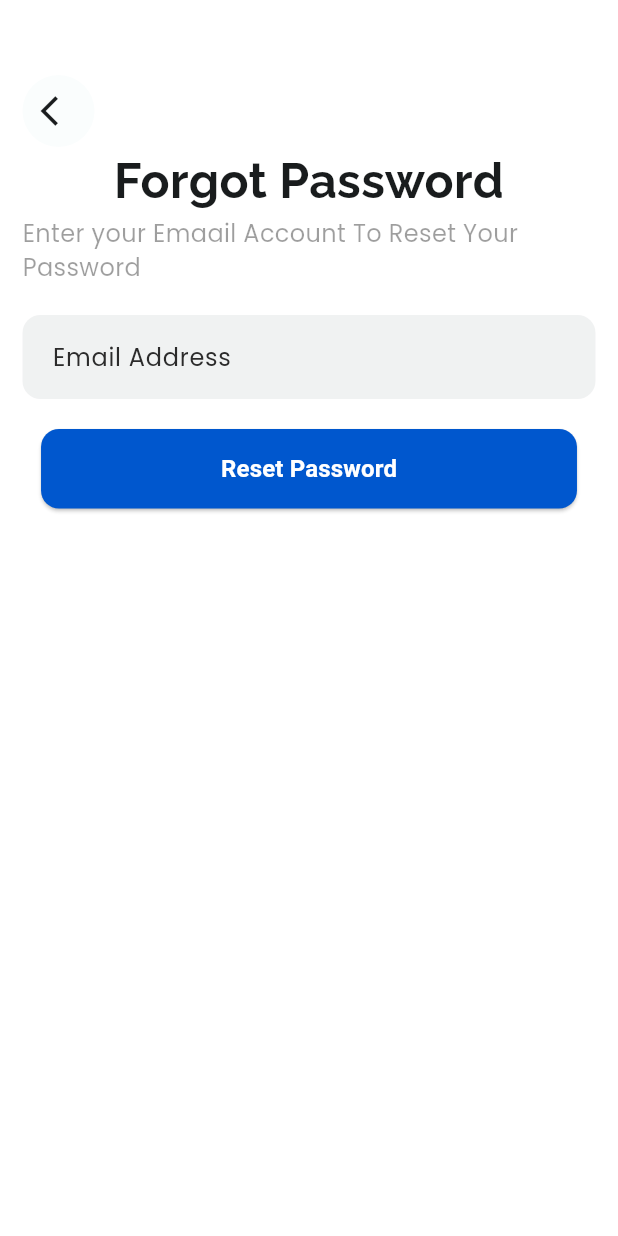
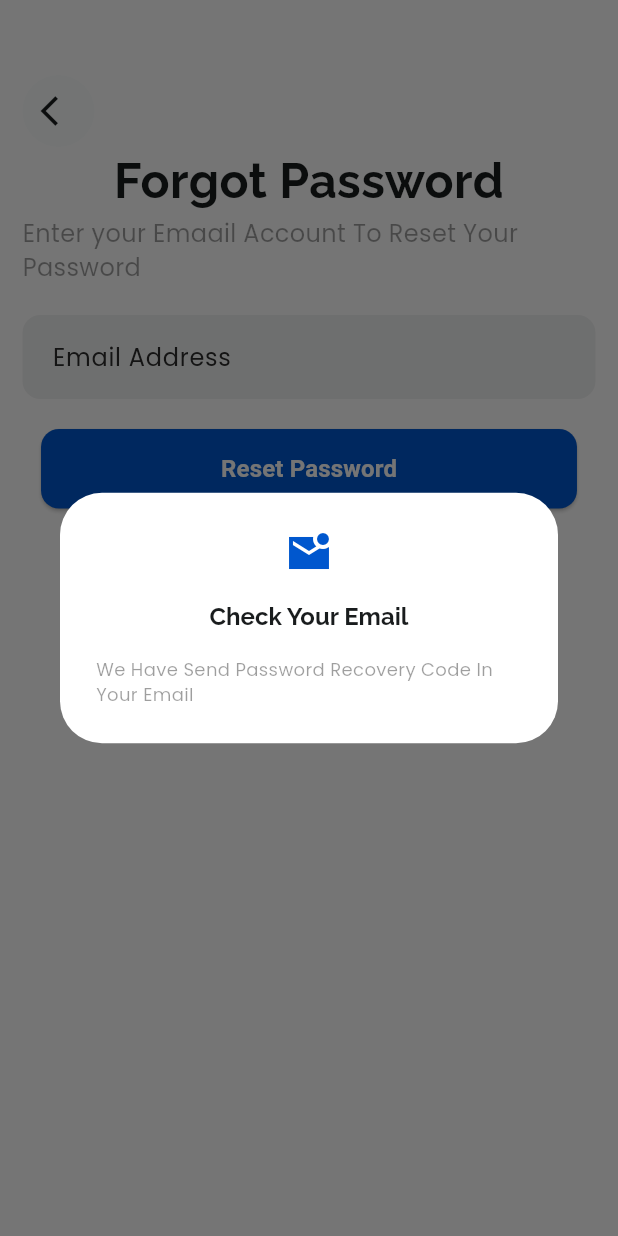
Before and after one commit to Quingsley/nike-template, a Flutter app: the ForgotPassword screen opened by its route, after a tap on "Reset Password", on a phone screen of 412 x 824 dp. Run offline on Flutter 3.47's test engine with Material 2 defaults, Android fonts, the phone set to English and light mode, and no system bars; our stand-ins replace go_router, google_fonts, material_color_utilities.

Commit message:
completed app sign up feature

```diff
--- a/lib/common/pages.dart
+++ b/lib/common/pages.dart
@@ -1 +1 @@
-enum Screens { home, signin, signup, forgotPassword }
+enum Screens { home, signin, signup, forgotPassword, otp }
--- /dev/null
+++ b/lib/features/signin/components/alert.dart
@@ -0,0 +1,24 @@
+import 'package:flutter/material.dart';
+import 'subtitle.dart';
+import 'title.dart';
+
+Future<void> openAlert(BuildContext context) {
+  return showDialog(
+      context: context,
+      builder: (context) => AlertDialog(
+            backgroundColor: Colors.white,
+            icon: Icon(
+              Icons.mark_email_unread_sharp,
+              color: Theme.of(context).colorScheme.primary,
+              size: 32,
+            ),
+            title: const KTitle(
+              text: 'Check Your Email',
+              fSize: 16,
+            ),
+            content: const SubTitle(
+              text: 'We Have Send Password Recovery Code In Your Email',
+              fSize: 12,
+            ),
+          ));
+}
--- a/lib/features/signin/components/subtitle.dart
+++ b/lib/features/signin/components/subtitle.dart
@@ -5,16 +5,18 @@ class SubTitle extends StatelessWidget {
   const SubTitle({
     super.key,
     required this.text,
+    this.fSize,
   });
 
   final String text;
+  final double? fSize;
   @override
   Widget build(BuildContext context) {
     return Text(
       text,
       style: GoogleFonts.poppins(
         color: Colors.black38,
-        fontSize: 16,
+        fontSize: fSize ?? 16,
       ),
     );
   }
--- a/lib/features/signin/components/title.dart
+++ b/lib/features/signin/components/title.dart
@@ -5,16 +5,18 @@ class KTitle extends StatelessWidget {
   const KTitle({
     super.key,
     required this.text,
+    this.fSize,
   });
 
   final String text;
+  final double? fSize;
   @override
   Widget build(BuildContext context) {
     return Text(
       text,
       textAlign: TextAlign.center,
       style: GoogleFonts.raleway(
-        fontSize: 32,
+        fontSize: fSize ?? 32,
         fontWeight: FontWeight.bold,
       ),
     );
--- a/lib/features/signin/pages/forgot_password.dart
+++ b/lib/features/signin/pages/forgot_password.dart
@@ -1,11 +1,12 @@
 import 'package:flutter/material.dart';
 import 'package:go_router/go_router.dart';
-import 'package:nike_app/common/back_button.dart';
-import 'package:nike_app/common/pages.dart';
-import 'package:nike_app/features/signin/components/custom_button.dart';
-import 'package:nike_app/features/signin/components/input_field.dart';
-import 'package:nike_app/features/signin/components/subtitle.dart';
-import 'package:nike_app/features/signin/components/title.dart';
+import '../../../common/back_button.dart';
+import '../../../common/pages.dart';
+import '../components/alert.dart';
+import '../components/custom_button.dart';
+import '../components/input_field.dart';
+import '../components/subtitle.dart';
+import '../components/title.dart';
 
 class ForgotPassword extends StatefulWidget {
   const ForgotPassword({super.key});
@@ -41,7 +42,10 @@ class _ForgotPasswordState extends State<ForgotPassword> {
             ),
             CButton(
               text: 'Reset Password',
-              onpressed: () {},
+              onpressed: () async {
+                await openAlert(context)
+                    .then((_) => context.go('/${Screens.otp.name}'));
+              },
             )
           ],
         ),
--- a/lib/features/welcome/components/on_boarding_3.dart
+++ b/lib/features/welcome/components/on_boarding_3.dart
@@ -204,8 +204,8 @@ class _OnBoarding3State extends State<OnBoarding3> {
           NikeButton(
             text: 'Next',
             onPress: () {
-              if (widget.curretPageNumber == 2) {
-                widget.controller.animateToPage(3,
+              if (widget.curretPageNumber == 1) {
+                widget.controller.animateToPage(2,
                     duration: const Duration(milliseconds: 1),
                     curve: Curves.bounceIn);
               }
--- a/lib/features/welcome/on_boarding_screen.dart
+++ b/lib/features/welcome/on_boarding_screen.dart
@@ -27,9 +27,6 @@ class _OnBoardingScreenState extends State<OnBoardingScreen> {
       controller: controller,
       onPageChanged: onPageChanged,
       children: <Widget>[
-        // const OnBoarding1(
-        //   bgColor: bgColor,
-        // ),
         const OnBoarding2(bgColor: bgColor),
         OnBoarding3(
           bgColor: bgColor,
--- a/lib/main.dart
+++ b/lib/main.dart
@@ -1,8 +1,9 @@
 import 'package:flutter/material.dart';
 import 'package:go_router/go_router.dart';
-import 'package:nike_app/features/signin/pages/forgot_password.dart';
 
 import 'common/pages.dart';
+import 'features/signin/pages/forgot_password.dart';
+import 'features/signin/pages/otp_verification.dart';
 import 'features/signin/pages/sign_in.dart';
 import 'features/signin/pages/sign_up.dart';
 import 'features/welcome/on_boarding_screen.dart';
@@ -30,7 +31,11 @@ final _router = GoRouter(
     GoRoute(
       path: "/${Screens.forgotPassword.name}",
       builder: (context, state) => const ForgotPassword(),
-    )
+    ),
+    GoRoute(
+      path: "/${Screens.otp.name}",
+      builder: (context, state) => const OTPPage(),
+    ),
   ],
 );
 
```
Also changed, not shown: lib/features/signin/components/inputcode_field.dart (added, +29 -0 lines), lib/features/signin/components/timer_countdown.dart (added, +46 -0 lines), lib/features/signin/pages/otp_verification.dart (added, +94 -0 lines), lib/features/signin/pages/sign_up.dart (+4 -4 lines), lib/themes/color_schemes.dart (deleted, +0 -69 lines), lib/themes/custom_color.g.dart (deleted).
